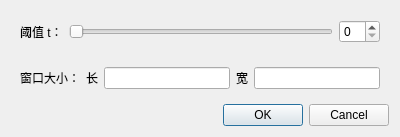
Old version of the form threshold.ui in the repository Phillss/SAR-zkjr.
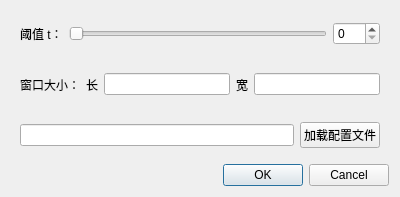
New version of the form.

```diff
--- a/threshold.ui
+++ b/threshold.ui
@@ -7,7 +7,7 @@
     <x>0</x>
     <y>0</y>
     <width>400</width>
-    <height>131</height>
+    <height>197</height>
    </rect>
   </property>
   <property name="windowTitle">
@@ -26,13 +26,20 @@
       </item>
       <item>
        <widget class="QSlider" name="horizontalSlider">
+        <property name="maximum">
+         <number>255</number>
+        </property>
         <property name="orientation">
          <enum>Qt::Horizontal</enum>
         </property>
        </widget>
       </item>
       <item>
-       <widget class="QSpinBox" name="spinBox"/>
+       <widget class="QSpinBox" name="spinBox">
+        <property name="maximum">
+         <number>255</number>
+        </property>
+       </widget>
       </item>
      </layout>
     </widget>
@@ -70,6 +77,22 @@
      </layout>
     </widget>
    </item>
+   <item>
+    <widget class="QWidget" name="widget_3" native="true">
+     <layout class="QHBoxLayout" name="horizontalLayout_3">
+      <item>
+       <widget class="QLineEdit" name="lineEdit"/>
+      </item>
+      <item>
+       <widget class="QPushButton" name="pushButton">
+        <property name="text">
+         <string>加载配置文件</string>
+        </property>
+       </widget>
+      </item>
+     </layout>
+    </widget>
+   </item>
    <item>
     <widget class="QDialogButtonBox" name="buttonBox">
      <property name="orientation">
```
